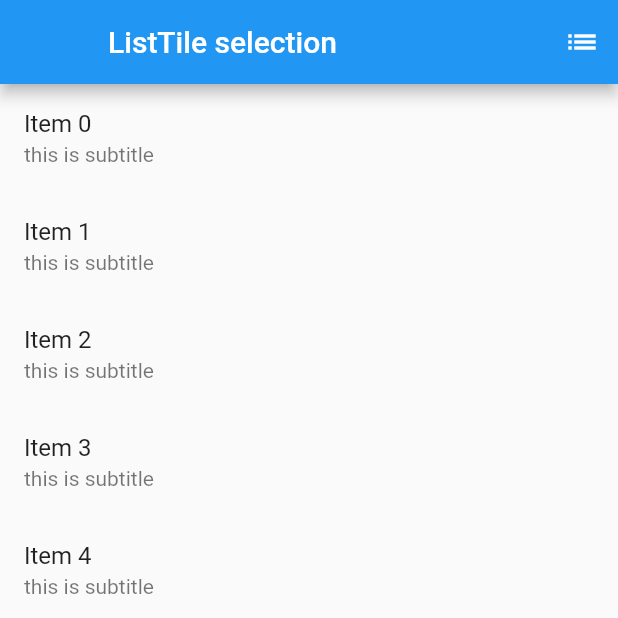
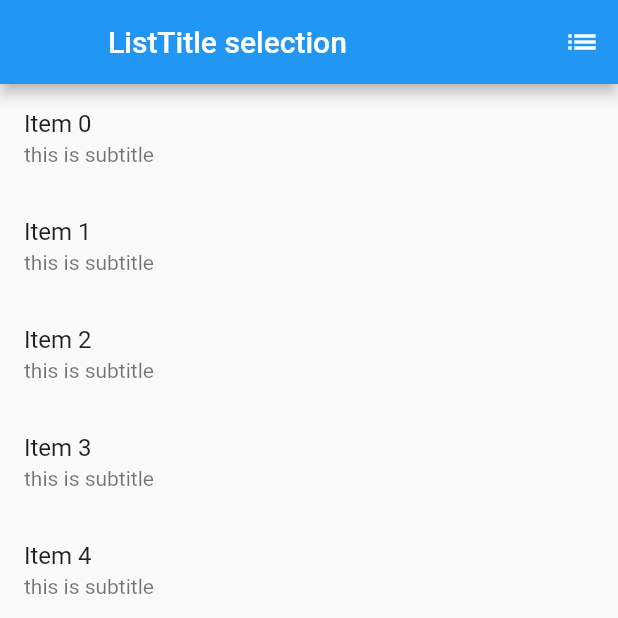
Before and after one commit to chenyuqing90/listview_icon, a Flutter app: the screen it shows after launch, on a phone screen of 412 x 824 dp, the top half of it. Run offline on Flutter 3.47's test engine with Material 2 defaults, Android fonts, the phone set to English and light mode, and no system bars.

```diff
--- a/lib/main.dart
+++ b/lib/main.dart
@@ -51,7 +51,7 @@ class ListTileSelectExampleState extends State<ListTileSelectExample> {
     return Scaffold(
         appBar: AppBar(
           title: const Text(
-            'ListTile selection',
+            'ListTitle selection',
           ),
           leading: isSelectionMode
               ? IconButton(
```
